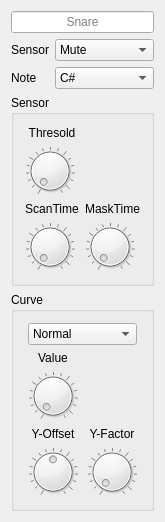
The window that drumduino/channel.ui (Zoadian/drumduino_old) describes before a commit, drawn with Qt 5.
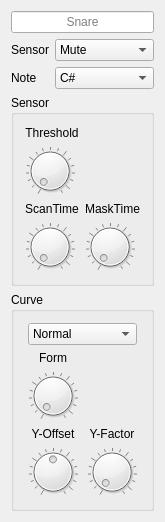
The same window after the commit.

Diff of the .ui file:
```diff
--- a/drumduino/channel.ui
+++ b/drumduino/channel.ui
@@ -133,7 +133,7 @@
       <item row="0" column="0">
        <widget class="QLabel" name="label_21">
         <property name="text">
-         <string>Thresold</string>
+         <string>Threshold</string>
         </property>
         <property name="alignment">
          <set>Qt::AlignCenter</set>
@@ -285,7 +285,7 @@
       <item row="1" column="0">
        <widget class="QLabel" name="label_3">
         <property name="text">
-         <string>Value</string>
+         <string>Form</string>
         </property>
         <property name="alignment">
          <set>Qt::AlignCenter</set>
```
Left out of the diff: 4 changed lines with no effect on the pictures.
